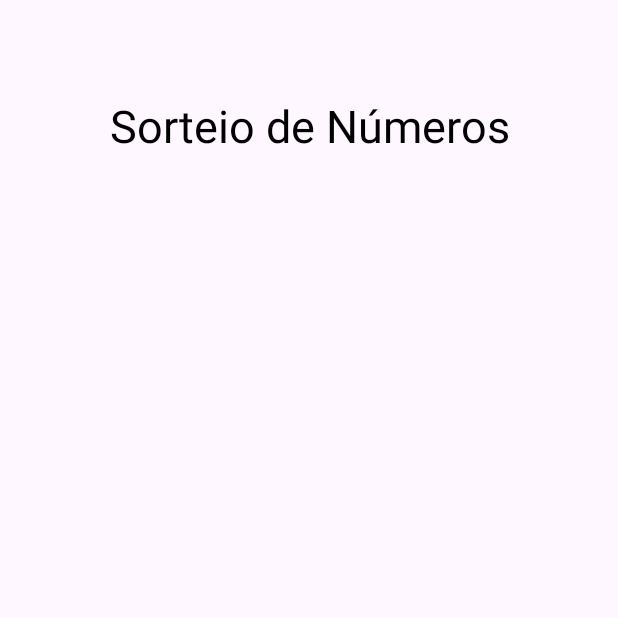
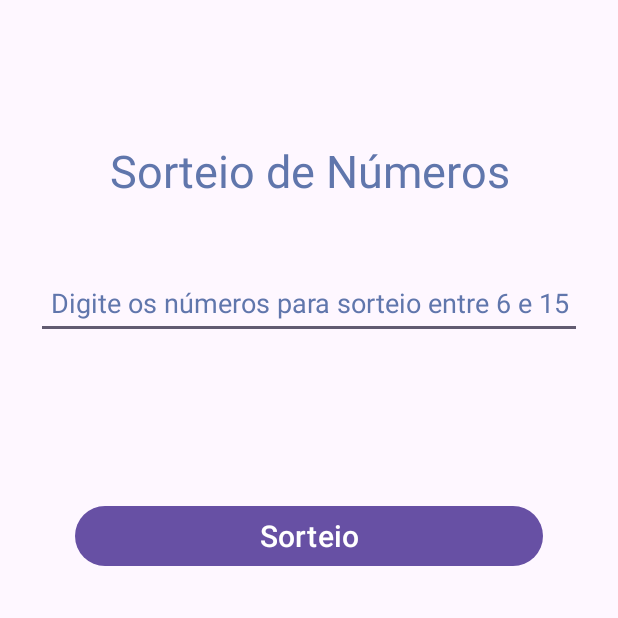
Before and after one commit to jrnomura/NumerosSorteados2, an Android app: the screen it shows after launch (MainActivity), on a phone screen of 412 x 824 dp, the top half of it. Run offline under Robolectric (Android 15) with nearby library versions, the phone set to English and light mode, and no system bars.

Commit message:
Terminando o layout

```diff
--- a/app/src/main/res/layout/activity_main.xml
+++ b/app/src/main/res/layout/activity_main.xml
@@ -12,17 +12,60 @@
         android:layout_width="match_parent"
         android:layout_height="48sp"
         android:layout_marginStart="16dp"
+        android:layout_marginTop="90dp"
         android:layout_marginEnd="16dp"
+        android:gravity="center"
         android:text="@string/titulo_sorteio_de_n_meros"
+        android:textColor="@color/material_dynamic_primary50"
         android:textSize="30sp"
-        android:textColor="@color/black"
-        android:gravity="center"
-        android:layout_marginTop="60dp"
         app:layout_constraintEnd_toEndOf="parent"
         app:layout_constraintStart_toStartOf="parent"
         app:layout_constraintTop_toTopOf="parent" />
 
+    <EditText
+        android:id="@+id/editQuantNumeros"
+        android:layout_width="match_parent"
+        android:layout_height="48dp"
+        android:layout_marginStart="24dp"
+        android:layout_marginTop="40dp"
+        android:layout_marginEnd="24dp"
+        android:autofillHints=""
+        android:gravity="center"
+        android:hint="@string/digite_os_n_meros_para_sorteio_entre_6_e_15"
+        android:inputType="number"
+        android:maxLength="2"
+        android:textColorHint="@color/material_dynamic_primary50"
+        app:layout_constraintEnd_toEndOf="parent"
+        app:layout_constraintStart_toStartOf="parent"
+        app:layout_constraintTop_toBottomOf="@+id/txtTitulo" />
 
+    <TextView
+        android:id="@+id/txtResultado"
+        android:layout_width="match_parent"
+        android:layout_height="wrap_content"
+        android:layout_marginStart="16dp"
+        android:layout_marginTop="40dp"
+        android:layout_marginEnd="16dp"
+        android:textSize="20sp"
+        android:gravity="center"
+        tools:text="Olá Mundo"
+        android:textColor="@color/material_dynamic_primary50"
+        app:layout_constraintEnd_toEndOf="parent"
+        app:layout_constraintStart_toStartOf="parent"
+        app:layout_constraintTop_toBottomOf="@+id/editQuantNumeros" />
+
+    <Button
+        android:id="@+id/btnSorteio"
+        android:layout_width="match_parent"
+        android:layout_height="wrap_content"
+        android:layout_marginStart="50dp"
+        android:layout_marginTop="40dp"
+        android:layout_marginEnd="50dp"
+        android:text="@string/sorteio"
+        android:textSize="20sp"
+        app:layout_constraintEnd_toEndOf="parent"
+        app:layout_constraintStart_toStartOf="parent"
+        app:layout_constraintTop_toBottomOf="@+id/txtResultado" />
 
 
 </androidx.constraintlayout.widget.ConstraintLayout>
--- a/app/src/main/res/values/strings.xml
+++ b/app/src/main/res/values/strings.xml
@@ -1,6 +1,8 @@
 <resources>
     <string name="app_name">NumerosSorteados2</string>
     <string name="titulo_sorteio_de_n_meros">Sorteio de Números</string>
+    <string name="digite_os_n_meros_para_sorteio_entre_6_e_15">Digite os números para sorteio entre 6 e 15</string>
+    <string name="sorteio">Sorteio</string>
 
 
 </resources>
```
